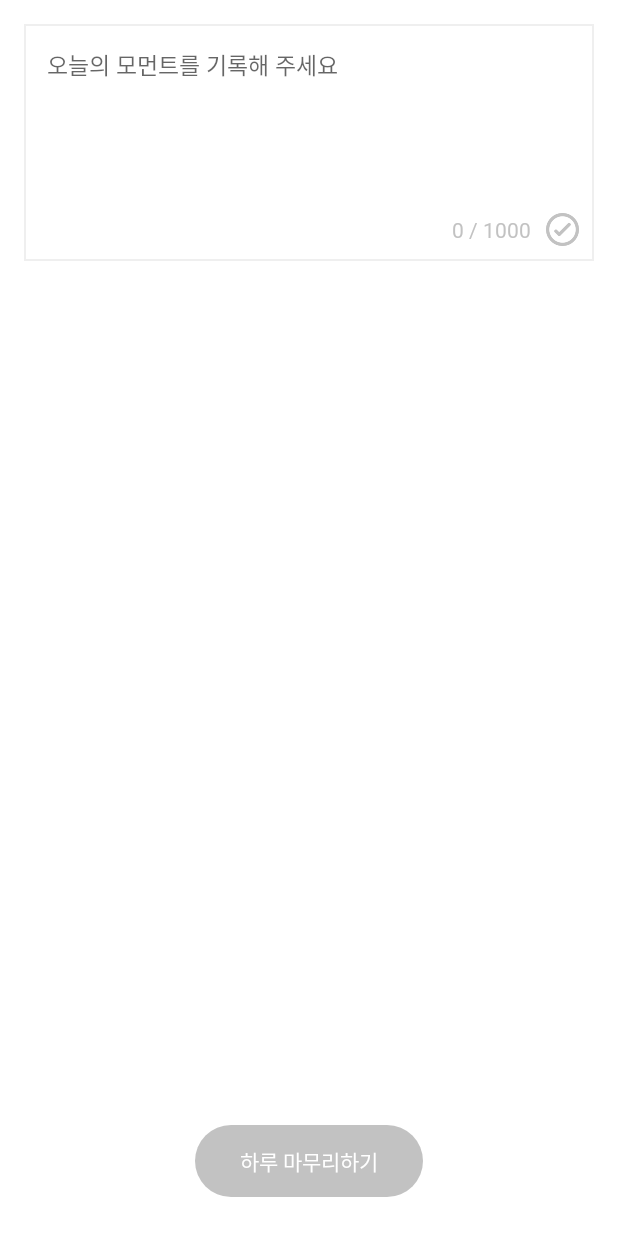
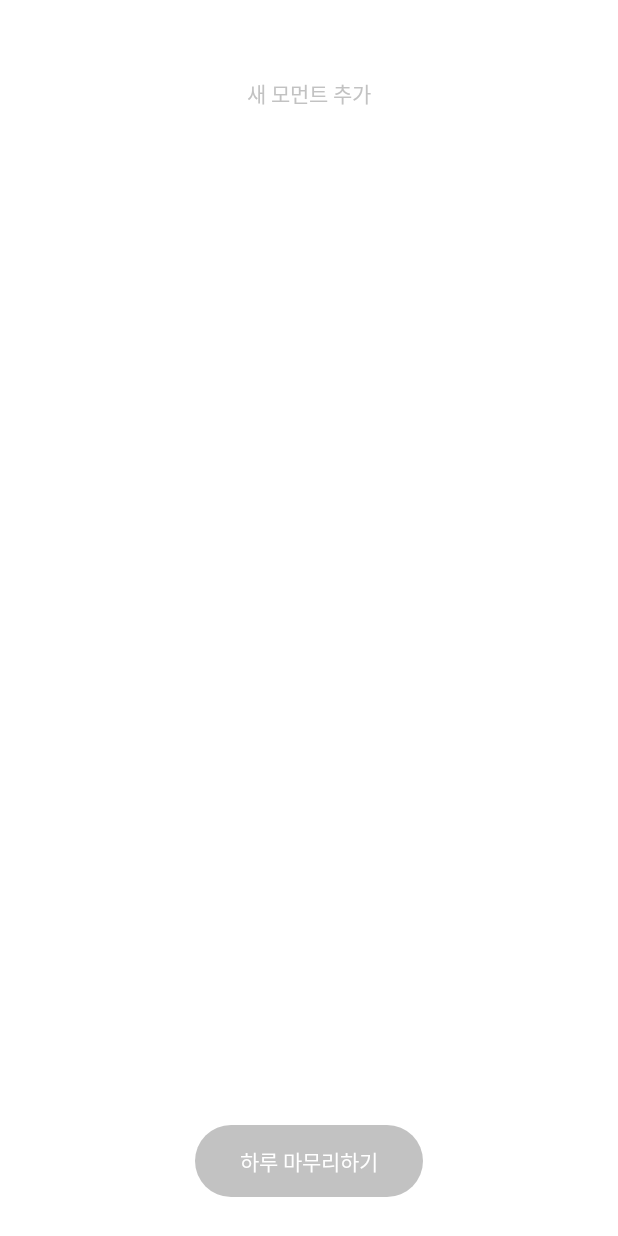
Before and after one commit to snuhcs-course/swpp-2023-project-team-18, an Android app: the fragment TodayViewFragment shown on its own in the app's theme, after a tap on an icon or button, on a phone screen of 412 x 824 dp. Run offline under Robolectric (Android 15) with nearby library versions, the phone set to English and light mode, and no system bars; Roboto replaces fonts that are not available here; 3 statements that could not run were skipped.

Commit message:
feat: Implement fade-in/fade-out animation in completion process

```diff
--- a/frontend/Moment/app/src/main/java/snu/swpp/moment/ui/main_writeview/DaySlide/ListFooterContainer.java
+++ b/frontend/Moment/app/src/main/java/snu/swpp/moment/ui/main_writeview/DaySlide/ListFooterContainer.java
@@ -3,6 +3,8 @@ package snu.swpp.moment.ui.main_writeview.DaySlide;
 import android.text.Editable;
 import android.text.TextWatcher;
 import android.view.View;
+import android.view.animation.Animation;
+import android.view.animation.AnimationUtils;
 import android.widget.Button;
 import android.widget.EditText;
 import android.widget.TextView;
@@ -41,6 +43,10 @@ public class ListFooterContainer {
     // 점수 선택
     private final ScoreContainer scoreContainer;
 
+    // 애니메이션 개체
+    private final Animation fadeIn;
+    private final Animation fadeOut;
+
     // 하단 버튼 활성화 상태
     private final MutableLiveData<Boolean> bottomButtonState = new MutableLiveData<>(false);
 
@@ -70,6 +76,10 @@ public class ListFooterContainer {
 
         // 점수 선택
         scoreContainer = new ScoreContainer(view.findViewById(R.id.score_wrapper));
+
+        // 애니메이션 개체
+        fadeIn = AnimationUtils.loadAnimation(view.getContext(), R.anim.fade_in);
+        fadeOut = AnimationUtils.loadAnimation(view.getContext(), R.anim.fade_out);
 
         setMomentLengthText(0);
 
@@ -156,27 +166,28 @@ public class ListFooterContainer {
     }
 
     public void setUiWritingMoment() {
-        editTextWrapper.setVisibility(View.VISIBLE);
-        momentEditText.setVisibility(View.VISIBLE);
-        momentLengthText.setVisibility(View.VISIBLE);
-        submitButtonInactivate.setVisibility(View.VISIBLE);
-
+        addButton.startAnimation(fadeOut);
+        addButtonText.startAnimation(fadeOut);
         addButton.setVisibility(View.GONE);
         addButtonText.setVisibility(View.GONE);
+
+        editTextWrapper.setVisibility(View.VISIBLE);
+        editTextWrapper.startAnimation(fadeIn);
 
         setBottomButtonState(false);
     }
 
-    public void setUiReadyToAdd() {
+    public void setUiReadyToAddMoment() {
+        momentEditText.setText("");
+        submitButton.setVisibility(View.GONE);
+        submitButtonInactivate.setVisibility(View.VISIBLE);
+        editTextWrapper.setVisibility(View.GONE);
+
+        addButton.startAnimation(fadeIn);
+        addButtonText.startAnimation(fadeIn);
         addButton.setVisibility(View.VISIBLE);
         addButtonText.setVisibility(View.VISIBLE);
-
-        momentEditText.setText("");
-        momentEditText.setVisibility(View.GONE);
-        submitButton.setVisibility(View.GONE);
-        submitButtonInactivate.setVisibility(View.GONE);
-        momentLengthText.setVisibility(View.GONE);
-        editTextWrapper.setVisibility(View.GONE);
+        addButtonInactivate.setVisibility(View.GONE);
 
         setBottomButtonState(true);
     }
@@ -194,12 +205,10 @@ public class ListFooterContainer {
     public void setUiWritingStory(String completeTime) {
         addButton.setVisibility(View.GONE);
         addButtonText.setVisibility(View.GONE);
-        addButtonInactivate.setVisibility(View.GONE);
         addLimitWarnText.setVisibility(View.GONE);
+
+        submitButtonInactivate.setVisibility(View.VISIBLE);
         editTextWrapper.setVisibility(View.GONE);
-        momentEditText.setVisibility(View.GONE);
-        momentLengthText.setVisibility(View.GONE);
-        submitButtonInactivate.setVisibility(View.GONE);
 
         storyContainer.setUiWritingStory(completeTime);
 
@@ -210,16 +219,17 @@ public class ListFooterContainer {
         storyContainer.setUiCompleteStory();
 
         emotionWrapper.setVisibility(View.VISIBLE);
+        emotionWrapper.startAnimation(fadeIn);
 
         setBottomButtonState(false);
     }
 
     public void setUiWritingTags() {
-        tagBoxContainer.setVisibility(View.VISIBLE);
+        tagBoxContainer.setUiVisible();
     }
 
     public void setUiSelectingScore() {
-        scoreContainer.setVisibility(View.VISIBLE);
+        scoreContainer.setUiVisible();
     }
 
     private void setMomentLengthText(int count) {
--- a/frontend/Moment/app/src/main/java/snu/swpp/moment/ui/main_writeview/DaySlide/StoryContainer.java
+++ b/frontend/Moment/app/src/main/java/snu/swpp/moment/ui/main_writeview/DaySlide/StoryContainer.java
@@ -3,6 +3,8 @@ package snu.swpp.moment.ui.main_writeview.DaySlide;
 import android.text.Editable;
 import android.text.TextWatcher;
 import android.view.View;
+import android.view.animation.Animation;
+import android.view.animation.AnimationUtils;
 import android.widget.Button;
 import android.widget.EditText;
 import android.widget.TextView;
@@ -25,6 +27,8 @@ public class StoryContainer {
     private final TextView aiButtonHelpText;
     private final Button storyAiButton;
 
+    private final Animation fadeIn;
+
     private final int STORY_TITLE_MAX_LENGTH = 100;
     private final int STORY_CONTENT_MAX_LENGTH = 1000;
 
@@ -36,6 +40,8 @@ public class StoryContainer {
         storyContentLengthText = view.findViewById(R.id.storyContentLengthText);
         aiButtonHelpText = view.findViewById(R.id.aiButtonHelpText);
         storyAiButton = view.findViewById(R.id.storyAiButton);
+
+        fadeIn = AnimationUtils.loadAnimation(view.getContext(), R.anim.fade_in);
 
         // storyTitleEditText 입력 감지
         storyTitleEditText.addTextChangedListener(new TextWatcher() {
@@ -139,6 +145,7 @@ public class StoryContainer {
     public void setUiWritingStory(String completeTime) {
         storyWrapper.setVisibility(View.VISIBLE);
         completeTimeText.setText(completeTime);
+        storyWrapper.startAnimation(fadeIn);
     }
 
     public void setUiCompleteStory() {
--- a/frontend/Moment/app/src/main/java/snu/swpp/moment/ui/main_writeview/DaySlide/TodayViewFragment.java
+++ b/frontend/Moment/app/src/main/java/snu/swpp/moment/ui/main_writeview/DaySlide/TodayViewFragment.java
@@ -199,7 +199,7 @@ public class TodayViewFragment extends Fragment {
                 // FIXME: commented out for test (no GPT API call)
                 // viewModel.writeMoment(text);
                 addItem(text);
-                listFooterContainer.setUiReadyToAdd();
+                listFooterContainer.setUiReadyToAddMoment();
             }
         });
     }
--- /dev/null
+++ b/frontend/Moment/app/src/main/res/anim/fade_in.xml
@@ -0,0 +1,6 @@
+<?xml version="1.0" encoding="utf-8"?>
+<alpha xmlns:android="http://schemas.android.com/apk/res/android"
+    android:duration="1000"
+    android:fromAlpha="0"
+    android:interpolator="@android:anim/accelerate_interpolator"
+    android:toAlpha="1" />
--- /dev/null
+++ b/frontend/Moment/app/src/main/res/anim/fade_out.xml
@@ -0,0 +1,6 @@
+<?xml version="1.0" encoding="utf-8"?>
+<alpha xmlns:android="http://schemas.android.com/apk/res/android"
+    android:duration="100"
+    android:fromAlpha="1"
+    android:interpolator="@android:anim/accelerate_interpolator"
+    android:toAlpha="0" />
--- a/frontend/Moment/app/src/main/res/layout/listview_footer.xml
+++ b/frontend/Moment/app/src/main/res/layout/listview_footer.xml
@@ -30,12 +30,10 @@
             android:inputType="text|textMultiLine"
             android:minLines="5"
             android:textSize="15sp"
-            android:visibility="gone"
             app:layout_constraintBottom_toTopOf="@+id/count_and_submit"
             app:layout_constraintLeft_toLeftOf="parent"
             app:layout_constraintRight_toRightOf="parent"
-            app:layout_constraintTop_toTopOf="parent"
-            tools:visibility="visible" />
+            app:layout_constraintTop_toTopOf="parent" />
 
         <!-- 버튼과 글자수를 수평으로 배열하는 LinearLayout -->
         <LinearLayout
@@ -60,9 +58,7 @@
                 android:fontFamily="@font/maruburi_light"
                 android:text=""
                 android:textColor="@color/gray"
-                android:visibility="gone"
-                tools:text="0/1000"
-                tools:visibility="visible" />
+                tools:text="0/1000" />
 
             <Button
                 android:id="@+id/submit_button"
@@ -82,9 +78,7 @@
                 android:background="@drawable/moment_write_inactivate"
                 android:enabled="false"
                 android:gravity="center"
-                android:text=""
-                android:visibility="gone"
-                tools:visibility="visible" />
+                android:text="" />
 
         </LinearLayout>
     </androidx.constraintlayout.widget.ConstraintLayout>
```
Also changed, not shown: frontend/Moment/app/src/main/java/snu/swpp/moment/ui/main_writeview/DaySlide/ScoreContainer.java (+6 -2 lines), frontend/Moment/app/src/main/java/snu/swpp/moment/ui/main_writeview/DaySlide/TagBoxContainer.java (+6 -2 lines).
